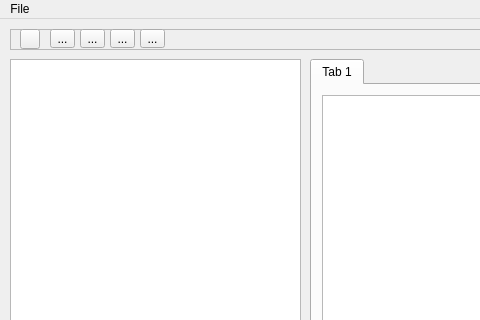
Qt form ui/window.ui (HermesPasser/syndicate) before a commit; both pictures show x 0 to 480 and y 0 to 320 of the 800 by 600 pixel window.
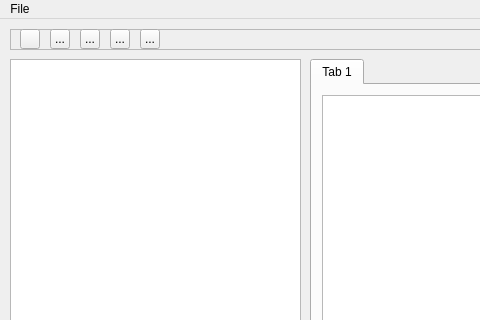
The same form after that commit. Icons and pictures are not drawn.

Commit message: set the size of the buttons to 20x20

```diff
--- a/ui/window.ui
+++ b/ui/window.ui
@@ -106,8 +106,8 @@
       <rect>
        <x>40</x>
        <y>0</y>
-       <width>25</width>
-       <height>19</height>
+       <width>20</width>
+       <height>20</height>
       </rect>
      </property>
      <property name="text">
@@ -119,8 +119,8 @@
       <rect>
        <x>70</x>
        <y>0</y>
-       <width>25</width>
-       <height>19</height>
+       <width>20</width>
+       <height>20</height>
       </rect>
      </property>
      <property name="text">
@@ -132,8 +132,8 @@
       <rect>
        <x>100</x>
        <y>0</y>
-       <width>25</width>
-       <height>19</height>
+       <width>20</width>
+       <height>20</height>
       </rect>
      </property>
      <property name="text">
@@ -161,8 +161,8 @@
       <rect>
        <x>130</x>
        <y>0</y>
-       <width>25</width>
-       <height>19</height>
+       <width>20</width>
+       <height>20</height>
       </rect>
      </property>
      <property name="text">
```
